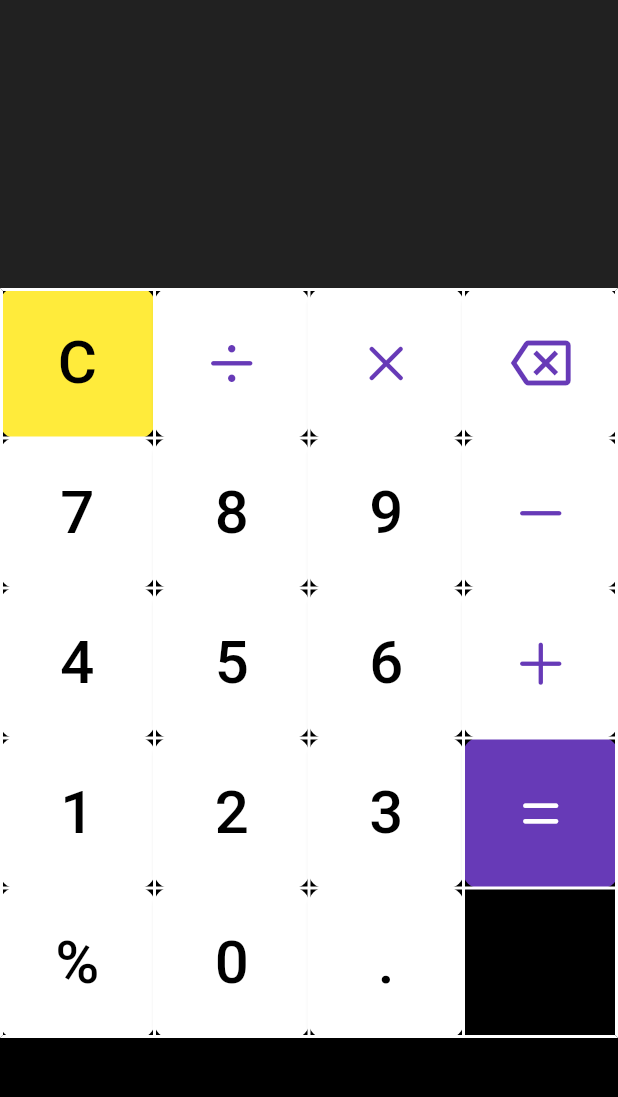
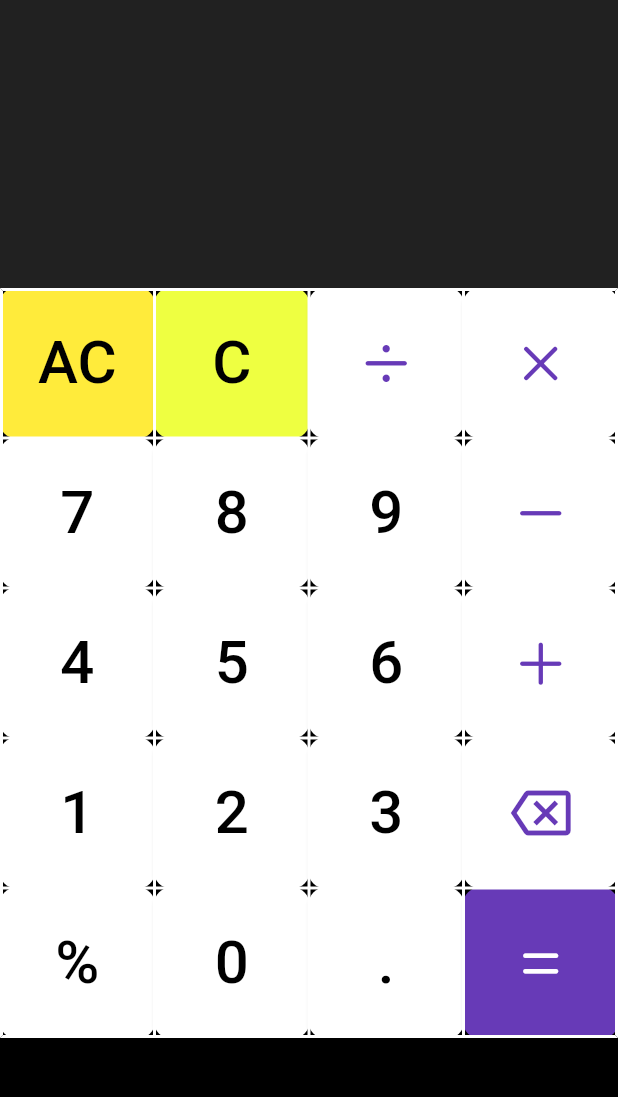
Before and after one commit to EngFaizan/Calculator_App, a Flutter app: the screen it shows after launch, on a phone screen of 412 x 824 dp, the part 84-1181 px from its top. Run offline on Flutter 3.47's test engine with Material 3 defaults, Android fonts, the phone set to English and light mode, and no system bars; missing offline and left inert: expressions.

Commit message:
Updated the UI of calculator.

```diff
--- a/simple_calculator/lib/CalculatorPad.dart
+++ b/simple_calculator/lib/CalculatorPad.dart
@@ -20,7 +20,7 @@ class _CalculatorPadState extends State<CalculatorPad> {
   void calculateResult() {
     try {
       final expression = Expression.parse(currentEquation);
-      final evaluator = const ExpressionEvaluator();
+      const evaluator = ExpressionEvaluator();
       final result = evaluator.eval(expression, {});
       setState(() {
         previousEquation = currentEquation;
@@ -92,9 +92,15 @@ class _CalculatorPadState extends State<CalculatorPad> {
                 children: [
                   TableRow(
                     children: [
-                      _buildButton('C', Colors.yellow, Colors.black, () {
+                      _buildButton('AC', Colors.yellow, Colors.black, () {
                         setState(() {
                           currentEquation = '';
+                          previousEquation = '';
+                        });
+                      }),
+                      _buildButton('C', Colors.limeAccent, Colors.black, () {
+                        setState(() {
+                          previousEquation = '';
                         });
                       }),
                       _buildIconButton(CupertinoIcons.divide, Colors.white, Colors.deepPurple, () {
@@ -102,13 +108,6 @@ class _CalculatorPadState extends State<CalculatorPad> {
                       }),
                       _buildIconButton(CupertinoIcons.multiply, Colors.white, Colors.deepPurple, () {
                         updateEquation('*');
-                      }),
-                      _buildIconButton(Icons.backspace_outlined, Colors.white, Colors.deepPurple, () {
-                        if (currentEquation.isNotEmpty) {
-                          setState(() {
-                            currentEquation = currentEquation.substring(0, currentEquation.length - 1);
-                          });
-                        }
                       }),
                     ],
                   ),
@@ -155,12 +154,13 @@ class _CalculatorPadState extends State<CalculatorPad> {
                       _buildButton('3', Colors.white, Colors.black, () {
                         updateEquation('3');
                       }),
-                      TableCell(
-                        verticalAlignment: TableCellVerticalAlignment.fill,
-                        child: _buildIconButton(CupertinoIcons.equal, Colors.deepPurple, Colors.white, () {
-                          calculateResult();
-                        }),
-                      )
+                      _buildIconButton(Icons.backspace_outlined, Colors.white, Colors.deepPurple, () {
+                        if (currentEquation.isNotEmpty) {
+                          setState(() {
+                            currentEquation = currentEquation.substring(0, currentEquation.length - 1);
+                          });
+                        }
+                      }),
                     ],
                   ),
                   TableRow(
@@ -174,10 +174,9 @@ class _CalculatorPadState extends State<CalculatorPad> {
                       _buildButton('.', Colors.white, Colors.black, () {
                         updateEquation('.');
                       }),
-                      TableCell(
-                        verticalAlignment: TableCellVerticalAlignment.fill,
-                        child: Container(), // Empty cell
-                      ),
+                      _buildIconButton(CupertinoIcons.equal, Colors.deepPurple, Colors.white, () {
+                        calculateResult();
+                      })
                     ],
                   ),
                 ],
```
Also changed, not shown: 1 other file.
